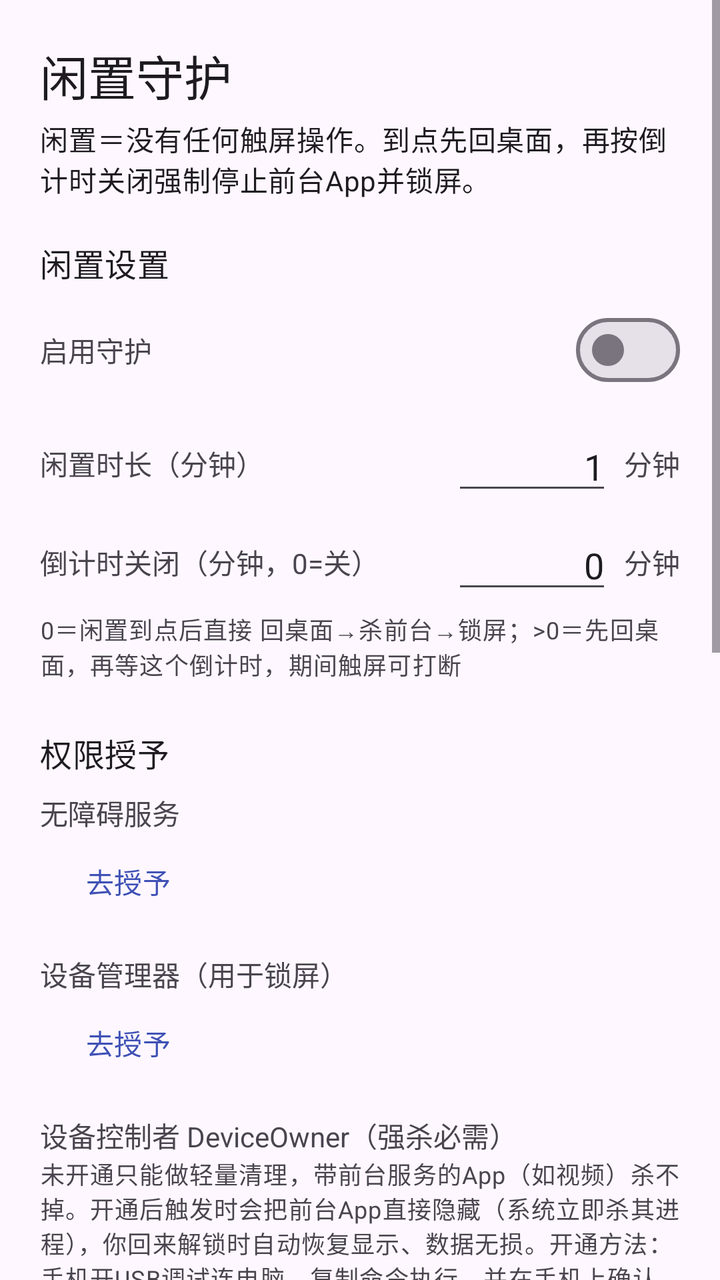
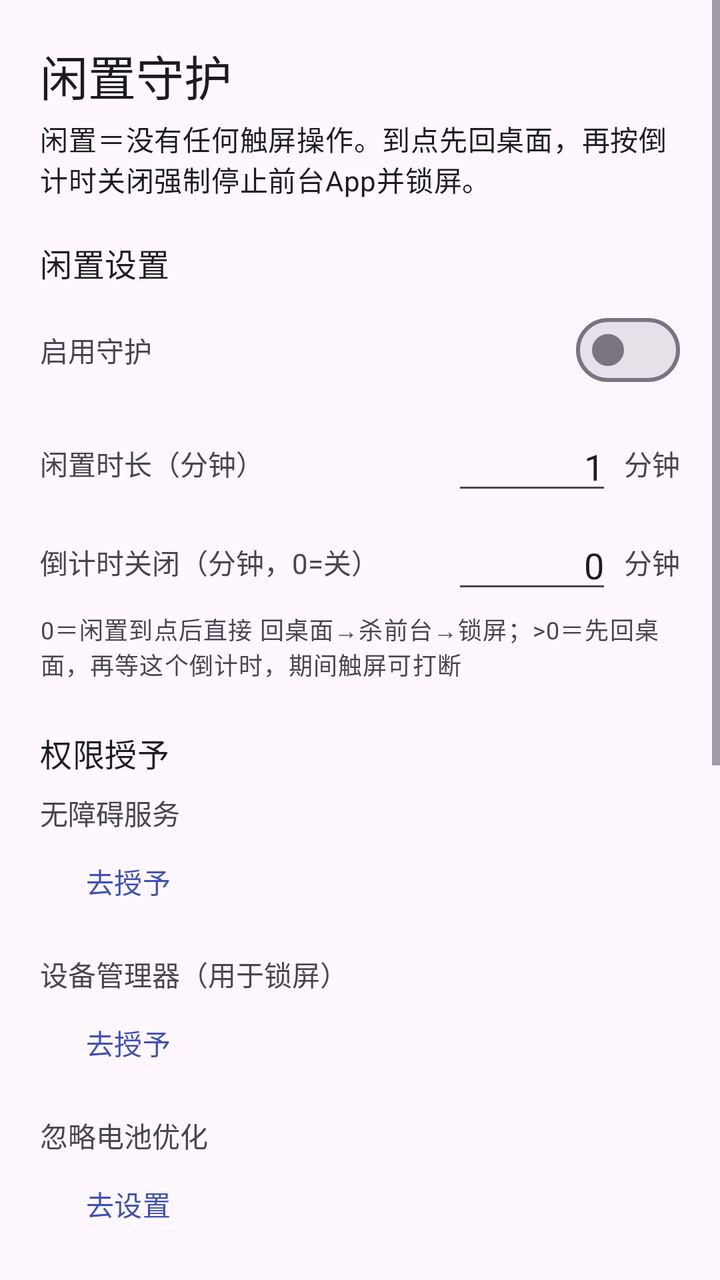

The first picture is an Android layout as it rendered before a commit; the second is the same layout after the commit. The layout source and the unified diff follow.
<!-- AndroidManifest.xml: application theme Theme.IdleGuard -->
<!-- res/layout/activity_main.xml -->
<?xml version="1.0" encoding="utf-8"?>
<ScrollView xmlns:android="http://schemas.android.com/apk/res/android"
    android:layout_width="match_parent"
    android:layout_height="match_parent"
    android:fillViewport="true">

    <LinearLayout
        android:layout_width="match_parent"
        android:layout_height="wrap_content"
        android:orientation="vertical"
        android:padding="20dp">

        <TextView
            android:layout_width="wrap_content"
            android:layout_height="wrap_content"
            android:text="@string/app_name"
            android:textAppearance="?attr/textAppearanceHeadlineSmall" />

        <TextView
            android:layout_width="match_parent"
            android:layout_height="wrap_content"
            android:layout_marginTop="4dp"
            android:text="@string/header_subtitle"
            android:textAppearance="?attr/textAppearanceBodyMedium" />

        
        <TextView
            android:layout_width="wrap_content"
            android:layout_height="wrap_content"
            android:layout_marginTop="20dp"
            android:text="@string/section_settings"
            android:textAppearance="?attr/textAppearanceTitleMedium" />

        <LinearLayout
            android:layout_width="match_parent"
            android:layout_height="wrap_content"
            android:layout_marginTop="8dp"
            android:gravity="center_vertical"
            android:orientation="horizontal">

            <TextView
                android:layout_width="0dp"
                android:layout_height="wrap_content"
                android:layout_weight="1"
                android:text="@string/label_enable" />

            <com.google.android.material.materialswitch.MaterialSwitch
                android:id="@+id/switchEnabled"
                android:layout_width="wrap_content"
                android:layout_height="wrap_content" />
        </LinearLayout>

        <LinearLayout
            android:layout_width="match_parent"
            android:layout_height="wrap_content"
            android:layout_marginTop="12dp"
            android:gravity="center_vertical"
            android:orientation="horizontal">

            <TextView
                android:layout_width="0dp"
                android:layout_height="wrap_content"
                android:layout_weight="1"
                android:text="@string/label_idle_minutes" />

            <com.google.android.material.textfield.TextInputEditText
                android:id="@+id/editMinutes"
                android:layout_width="80dp"
                android:layout_height="wrap_content"
                android:gravity="end"
                android:inputType="number"
                android:text="1" />

            <TextView
                android:layout_width="wrap_content"
                android:layout_height="wrap_content"
                android:layout_marginStart="6dp"
                android:text="分钟" />
        </LinearLayout>

        <LinearLayout
            android:layout_width="match_parent"
            android:layout_height="wrap_content"
            android:layout_marginTop="8dp"
            android:gravity="center_vertical"
            android:orientation="horizontal">

            <TextView
                android:layout_width="0dp"
                android:layout_height="wrap_content"
                android:layout_weight="1"
                android:text="@string/label_countdown" />

            <com.google.android.material.textfield.TextInputEditText
                android:id="@+id/editCountdown"
                android:layout_width="80dp"
                android:layout_height="wrap_content"
                android:gravity="end"
                android:inputType="number"
                android:text="0" />

            <TextView
                android:layout_width="wrap_content"
                android:layout_height="wrap_content"
                android:layout_marginStart="6dp"
                android:text="分钟" />
        </LinearLayout>

        <TextView
            android:layout_width="match_parent"
            android:layout_height="wrap_content"
            android:layout_marginTop="4dp"
            android:text="@string/hint_countdown"
            android:textAppearance="?attr/textAppearanceBodySmall" />

        <TextView
            android:id="@+id/rowAutoStartHint"
            android:layout_width="match_parent"
            android:layout_height="wrap_content"
            android:layout_marginTop="8dp"
            android:text="@string/row_auto_start_hint"
            android:textAppearance="?attr/textAppearanceBodySmall"
            android:visibility="gone" />

        
        <TextView
            android:layout_width="wrap_content"
            android:layout_height="wrap_content"
            android:layout_marginTop="24dp"
            android:text="@string/section_permissions"
            android:textAppearance="?attr/textAppearanceTitleMedium" />

        <TextView
            android:id="@+id/statusAccessibility"
            android:layout_width="match_parent"
            android:layout_height="wrap_content"
            android:layout_marginTop="8dp"
            android:text="@string/perm_accessibility" />

        <com.google.android.material.button.MaterialButton
            android:id="@+id/btnGrantAccessibility"
            style="@style/Widget.Material3.Button.TextButton"
            android:layout_width="wrap_content"
            android:layout_height="wrap_content"
            android:text="@string/btn_grant" />

        <TextView
            android:id="@+id/statusDeviceAdmin"
            android:layout_width="match_parent"
            android:layout_height="wrap_content"
            android:layout_marginTop="12dp"
            android:text="@string/perm_device_admin" />

        <com.google.android.material.button.MaterialButton
            android:id="@+id/btnGrantDeviceAdmin"
            style="@style/Widget.Material3.Button.TextButton"
            android:layout_width="wrap_content"
            android:layout_height="wrap_content"
            android:text="@string/btn_grant" />

        <TextView
            android:id="@+id/statusDeviceOwner"
            android:layout_width="match_parent"
            android:layout_height="wrap_content"
            android:layout_marginTop="12dp"
            android:text="@string/perm_device_owner" />

        <TextView
            android:layout_width="match_parent"
            android:layout_height="wrap_content"
            android:text="@string/device_owner_hint"
            android:textAppearance="?attr/textAppearanceBodySmall" />

        <com.google.android.material.button.MaterialButton
            android:id="@+id/btnCopyDoCmd"
            style="@style/Widget.Material3.Button.TextButton"
            android:layout_width="wrap_content"
            android:layout_height="wrap_content"
            android:text="@string/btn_copy_docmd" />

        <TextView
            android:id="@+id/statusBattery"
            android:layout_width="match_parent"
            android:layout_height="wrap_content"
            android:layout_marginTop="12dp"
            android:text="@string/perm_battery" />

        <com.google.android.material.button.MaterialButton
            android:id="@+id/btnIgnoreBattery"
            style="@style/Widget.Material3.Button.TextButton"
            android:layout_width="wrap_content"
            android:layout_height="wrap_content"
            android:text="@string/btn_ignore_battery" />

        <TextView
            android:id="@+id/statusExactAlarm"
            android:layout_width="match_parent"
            android:layout_height="wrap_content"
            android:layout_marginTop="12dp"
            android:text="@string/perm_exact_alarm" />

        <com.google.android.material.button.MaterialButton
            android:id="@+id/btnGrantExactAlarm"
            style="@style/Widget.Material3.Button.TextButton"
            android:layout_width="wrap_content"
            android:layout_height="wrap_content"
            android:text="@string/btn_grant" />

        <TextView
            android:id="@+id/statusUsage"
            android:layout_width="match_parent"
            android:layout_height="wrap_content"
            android:layout_marginTop="12dp"
            android:text="@string/perm_usage" />

        <com.google.android.material.button.MaterialButton
            android:id="@+id/btnGrantUsage"
            style="@style/Widget.Material3.Button.TextButton"
            android:layout_width="wrap_content"
            android:layout_height="wrap_content"
            android:text="@string/btn_grant" />

        
        <TextView
            android:layout_width="wrap_content"
            android:layout_height="wrap_content"
            android:layout_marginTop="24dp"
            android:text="@string/section_test"
            android:textAppearance="?attr/textAppearanceTitleMedium" />

        <com.google.android.material.button.MaterialButton
            android:id="@+id/btnTestTrigger"
            android:layout_width="wrap_content"
            android:layout_height="wrap_content"
            android:layout_marginTop="8dp"
            android:text="@string/btn_test_trigger" />

        
        <TextView
            android:layout_width="wrap_content"
            android:layout_height="wrap_content"
            android:layout_marginTop="24dp"
            android:text="更多"
            android:textAppearance="?attr/textAppearanceTitleMedium" />

        <com.google.android.material.button.MaterialButton
            android:id="@+id/btnOpenAutoStart"
            style="@style/Widget.Material3.Button.TonalButton"
            android:layout_width="match_parent"
            android:layout_height="wrap_content"
            android:layout_marginTop="8dp"
            android:text="自启动引导（防杀后台）" />

        <com.google.android.material.button.MaterialButton
            android:id="@+id/btnOpenLog"
            style="@style/Widget.Material3.Button.TonalButton"
            android:layout_width="match_parent"
            android:layout_height="wrap_content"
            android:layout_marginTop="8dp"
            android:text="触发日志" />

    </LinearLayout>
</ScrollView>
<!-- resources referenced by this layout -->
<resources>
  <string name="app_name">闲置守护</string>
  <string name="btn_copy_docmd">复制开通命令</string>
  <string name="btn_grant">去授予</string>
  <string name="btn_ignore_battery">去设置</string>
  <string name="btn_test_trigger">立即测试触发</string>
  <string name="device_owner_hint">未开通只能做"轻量清理"，带前台服务的App（如视频）杀不掉。开通后触发时会把前台App直接隐藏（系统立即杀其进程），你回来解锁时自动恢复显示、数据无损。开通方法：手机开USB调试连电脑，复制命令执行，并在手机上确认弹窗。注意：开通要求手机上无其他账户，之后只能再经adb移除。</string>
  <string name="header_subtitle">"闲置"＝没有任何触屏操作。到点先回桌面，再按"倒计时关闭"强制停止前台App并锁屏。</string>
  <string name="hint_countdown">0＝闲置到点后直接 回桌面→杀前台→锁屏；&gt;0＝先回桌面，再等这个倒计时，期间触屏可打断</string>
  <string name="label_countdown">倒计时关闭（分钟，0=关）</string>
  <string name="label_enable">启用守护</string>
  <string name="label_idle_minutes">闲置时长（分钟）</string>
  <string name="perm_accessibility">无障碍服务</string>
  <string name="perm_battery">忽略电池优化</string>
  <string name="perm_device_admin">设备管理器（用于锁屏）</string>
  <string name="perm_device_owner">设备控制者 DeviceOwner（强杀必需）</string>
  <string name="perm_exact_alarm">精准闹钟（保证到点触发）</string>
  <string name="perm_usage">使用情况访问（识别前台App，清理用）</string>
  <string name="row_auto_start_hint">国产 ROM 请在系统"自启动管理"中允许闲置守护自启动，避免被杀后台。</string>
  <string name="section_permissions">权限授予</string>
  <string name="section_settings">闲置设置</string>
  <string name="section_test">测试</string>
  <style name="Theme.IdleGuard" parent="Theme.Material3.DayNight.NoActionBar">
          <item name="colorPrimary">@color/brand_primary</item>
          <item name="colorSecondary">@color/brand_secondary</item>
      </style>
  <color name="brand_primary">#3F51B5</color>
  <color name="brand_secondary">#1A237E</color>
</resources>

<!-- the commit's change to res/layout/activity_main.xml (unified diff, before → after) -->
@@ -159,26 +159,6 @@
             android:text="@string/btn_grant" />
 
         <TextView
-            android:id="@+id/statusDeviceOwner"
-            android:layout_width="match_parent"
-            android:layout_height="wrap_content"
-            android:layout_marginTop="12dp"
-            android:text="@string/perm_device_owner" />
-
-        <TextView
-            android:layout_width="match_parent"
-            android:layout_height="wrap_content"
-            android:text="@string/device_owner_hint"
-            android:textAppearance="?attr/textAppearanceBodySmall" />
-
-        <com.google.android.material.button.MaterialButton
-            android:id="@+id/btnCopyDoCmd"
-            style="@style/Widget.Material3.Button.TextButton"
-            android:layout_width="wrap_content"
-            android:layout_height="wrap_content"
-            android:text="@string/btn_copy_docmd" />
-
-        <TextView
             android:id="@+id/statusBattery"
             android:layout_width="match_parent"
             android:layout_height="wrap_content"
<!-- resource entries referenced after the edit -->
@@ -1,11 +1,9 @@
 <!-- resources referenced by this layout -->
 <resources>
   <string name="app_name">闲置守护</string>
-  <string name="btn_copy_docmd">复制开通命令</string>
   <string name="btn_grant">去授予</string>
   <string name="btn_ignore_battery">去设置</string>
   <string name="btn_test_trigger">立即测试触发</string>
-  <string name="device_owner_hint">未开通只能做"轻量清理"，带前台服务的App（如视频）杀不掉。开通后触发时会把前台App直接隐藏（系统立即杀其进程），你回来解锁时自动恢复显示、数据无损。开通方法：手机开USB调试连电脑，复制命令执行，并在手机上确认弹窗。注意：开通要求手机上无其他账户，之后只能再经adb移除。</string>
   <string name="header_subtitle">"闲置"＝没有任何触屏操作。到点先回桌面，再按"倒计时关闭"强制停止前台App并锁屏。</string>
   <string name="hint_countdown">0＝闲置到点后直接 回桌面→杀前台→锁屏；&gt;0＝先回桌面，再等这个倒计时，期间触屏可打断</string>
   <string name="label_countdown">倒计时关闭（分钟，0=关）</string>
@@ -14,7 +12,6 @@
   <string name="perm_accessibility">无障碍服务</string>
   <string name="perm_battery">忽略电池优化</string>
   <string name="perm_device_admin">设备管理器（用于锁屏）</string>
-  <string name="perm_device_owner">设备控制者 DeviceOwner（强杀必需）</string>
   <string name="perm_exact_alarm">精准闹钟（保证到点触发）</string>
   <string name="perm_usage">使用情况访问（识别前台App，清理用）</string>
   <string name="row_auto_start_hint">国产 ROM 请在系统"自启动管理"中允许闲置守护自启动，避免被杀后台。</string>
